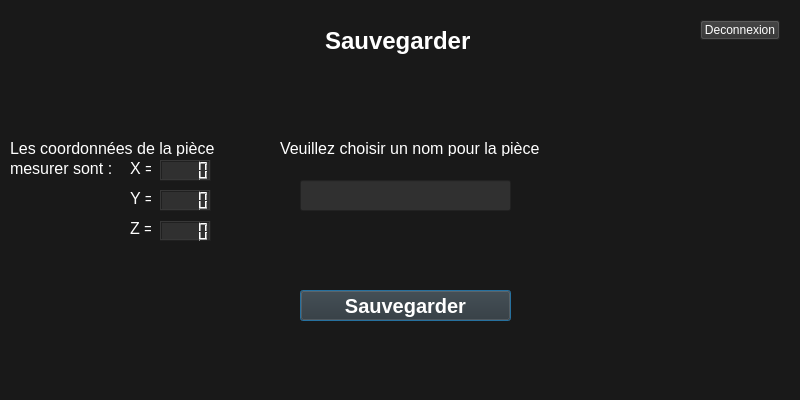
Old version of the form IHM_Final/sauvegarderpage.ui in the repository ProjectCDG/IHM.
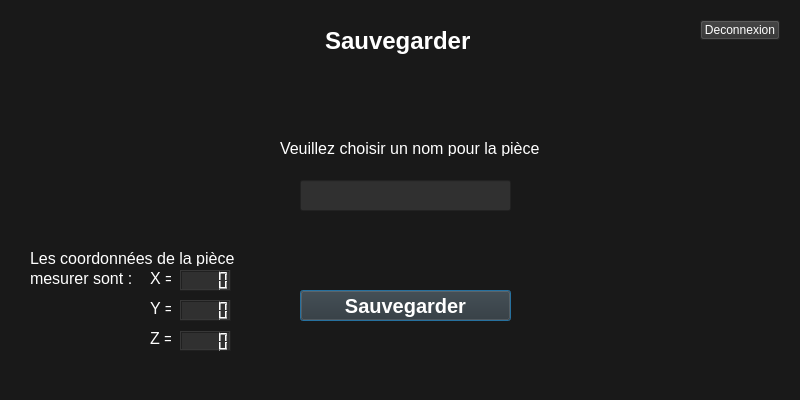
New version of the form.

The edit to the form file:
```diff
--- a/IHM_Final/sauvegarderpage.ui
+++ b/IHM_Final/sauvegarderpage.ui
@@ -42,8 +42,8 @@
   <widget class="QLabel" name="labY">
    <property name="geometry">
     <rect>
-     <x>130</x>
-     <y>190</y>
+     <x>150</x>
+     <y>300</y>
      <width>21</width>
      <height>16</height>
     </rect>
@@ -63,8 +63,8 @@
   <widget class="QLabel" name="labZ">
    <property name="geometry">
     <rect>
-     <x>130</x>
-     <y>220</y>
+     <x>150</x>
+     <y>330</y>
      <width>21</width>
      <height>16</height>
     </rect>
@@ -84,8 +84,8 @@
   <widget class="QLCDNumber" name="zLcd">
    <property name="geometry">
     <rect>
-     <x>160</x>
-     <y>221</y>
+     <x>180</x>
+     <y>331</y>
      <width>51</width>
      <height>20</height>
     </rect>
@@ -98,8 +98,8 @@
   <widget class="QLabel" name="labX">
    <property name="geometry">
     <rect>
-     <x>130</x>
-     <y>160</y>
+     <x>150</x>
+     <y>270</y>
      <width>21</width>
      <height>16</height>
     </rect>
@@ -119,8 +119,8 @@
   <widget class="QLCDNumber" name="xLcd">
    <property name="geometry">
     <rect>
-     <x>160</x>
-     <y>160</y>
+     <x>180</x>
+     <y>270</y>
      <width>51</width>
      <height>21</height>
     </rect>
@@ -133,8 +133,8 @@
   <widget class="QLCDNumber" name="yLcd">
    <property name="geometry">
     <rect>
-     <x>160</x>
-     <y>190</y>
+     <x>180</x>
+     <y>300</y>
      <width>51</width>
      <height>21</height>
     </rect>
@@ -147,8 +147,8 @@
   <widget class="QLabel" name="label_2">
    <property name="geometry">
     <rect>
-     <x>10</x>
-     <y>140</y>
+     <x>30</x>
+     <y>250</y>
      <width>311</width>
      <height>16</height>
     </rect>
@@ -168,8 +168,8 @@
   <widget class="QLabel" name="label_3">
    <property name="geometry">
     <rect>
-     <x>10</x>
-     <y>160</y>
+     <x>30</x>
+     <y>270</y>
      <width>111</width>
      <height>16</height>
     </rect>
@@ -277,6 +277,19 @@
     <string>Deconnexion</string>
    </property>
   </widget>
+  <widget class="QLabel" name="labLogo">
+   <property name="geometry">
+    <rect>
+     <x>20</x>
+     <y>20</y>
+     <width>200</width>
+     <height>200</height>
+    </rect>
+   </property>
+   <property name="text">
+    <string/>
+   </property>
+  </widget>
  </widget>
  <resources/>
  <connections/>
```
